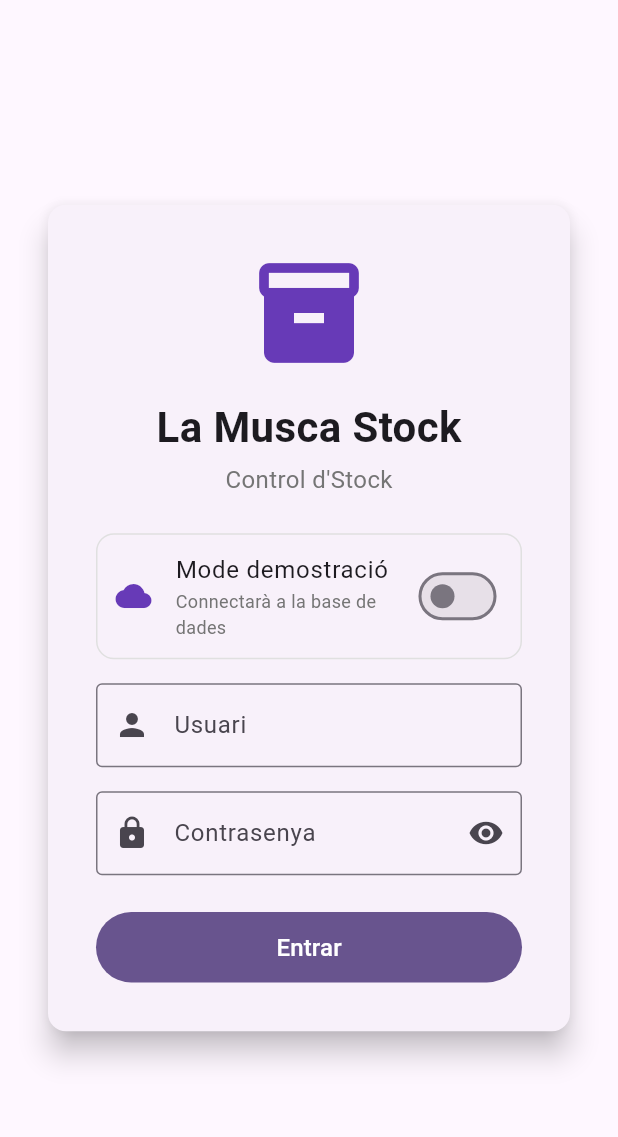
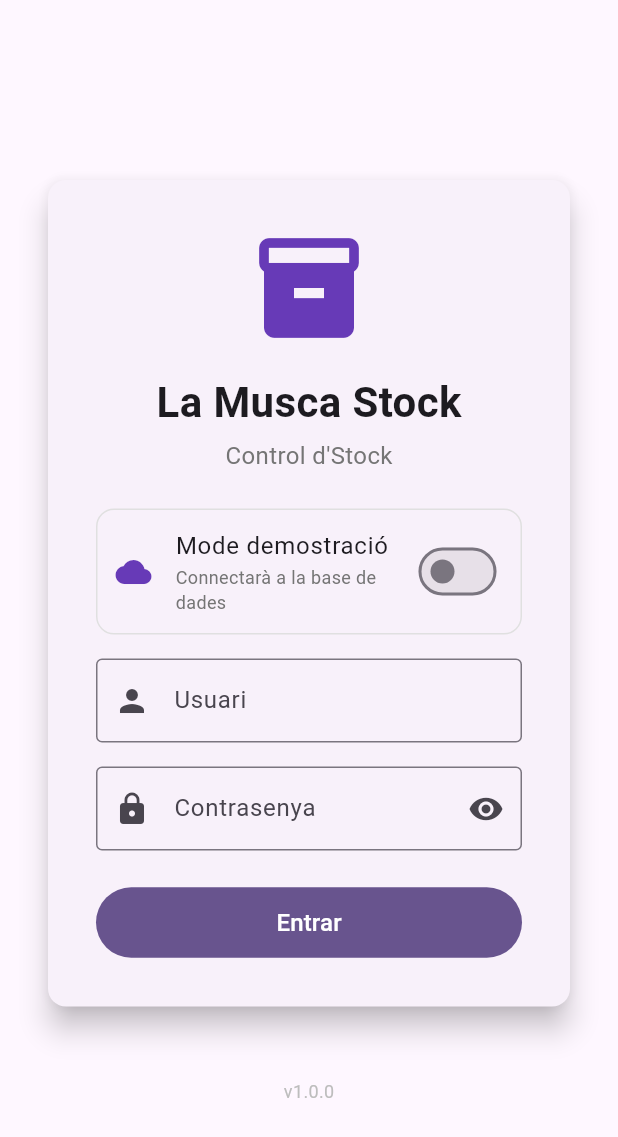
Before and after one commit to davidgpdeveloper/T04_LM_Stock, a Flutter app: the screen it shows after launch, on a phone screen of 412 x 824 dp. Shown: the top 1137 px of the screen. Run offline on Flutter 3.47's test engine with Material 3 defaults, Android fonts, the phone set to English and light mode, and no system bars; our stand-ins replace shelf; missing offline and left inert: mysql_client.

Commit message:
fix: corregir sintaxi Card a login_screen.dart

```diff
--- a/la_musca_stock/lib/screens/login_screen.dart
+++ b/la_musca_stock/lib/screens/login_screen.dart
@@ -55,7 +55,10 @@ class _LoginScreenState extends State<LoginScreen> {
     return Scaffold(
       body: Center(
         child: SingleChildScrollView(
-          child: Card(
+          child: Column(
+            mainAxisSize: MainAxisSize.min,
+            children: [
+              Card(
                 margin: const EdgeInsets.all(32),
                 elevation: 8,
                 child: Padding(
@@ -176,6 +179,16 @@ class _LoginScreenState extends State<LoginScreen> {
               ),
             ),
               ),
+              const SizedBox(height: 16),
+              Text(
+                'v1.0.0',
+                style: TextStyle(
+                  fontSize: 12,
+                  color: Colors.grey[400],
+                ),
+              ),
+            ],
+          ),
         ),
       ),
     );
```
Lines whose indentation alone changed are shown as unchanged.
